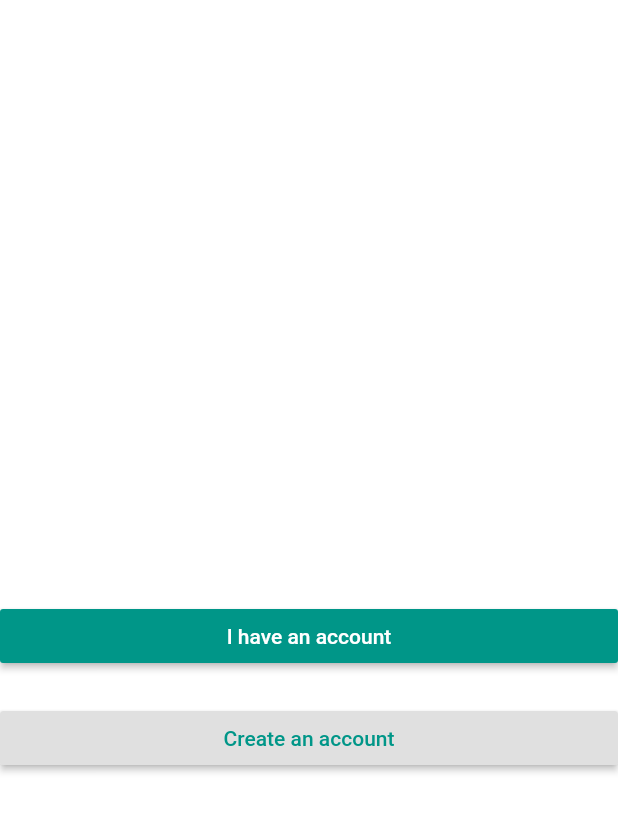
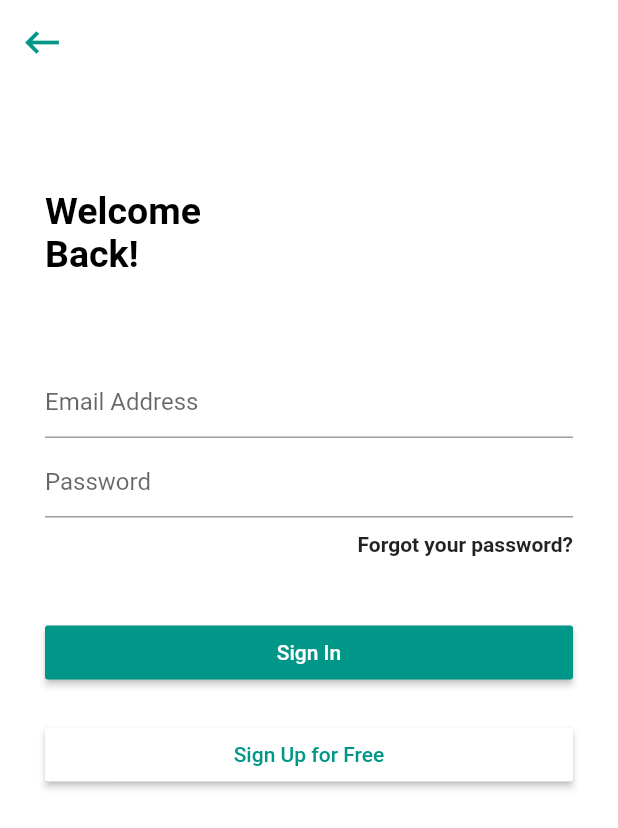
Before and after one commit to LifeofDan-EL/hookup, a Flutter app: the screen it shows after launch, after a tap on "I have an account", on a phone screen of 412 x 824 dp. Shown: the top 828 px of the screen. Run offline on Flutter 3.47's test engine with Material 2 defaults, Android fonts, the phone set to English and light mode, and no system bars.

Commit message:
Working on Login and Sign up Screens

```diff
--- /dev/null
+++ b/lib/home_page.dart
@@ -0,0 +1,62 @@
+import 'package:flutter/material.dart';
+import 'package:hookup/login_user_page.dart';
+import 'package:hookup/register_user_page.dart';
+
+class HomePage extends StatefulWidget{
+  @override
+    _HomePageState createState() => new  _HomePageState();
+}
+
+class _HomePageState extends State<HomePage> {
+  @override
+  Widget build(BuildContext context) {
+    return MaterialApp(
+      title: 'Flutter Weather App',
+      theme: ThemeData(
+        primaryColor: Color(0xFFAAAAAA),
+      ),
+      home: Scaffold(
+        backgroundColor: Colors.white,
+
+        // Body
+        body: ListView(
+          children: <Widget>[
+            Padding(
+              padding: const EdgeInsets.only(top: 400),
+              child: RaisedButton(
+                onPressed: () {
+                  Navigator.push(context, MaterialPageRoute(builder: (context) => LoginUser()),
+                  );
+                },
+                child: Text(
+                  'I have an account',
+                  style: TextStyle(
+                    color: Colors.white,
+                  ),
+                ),
+                color: Colors.teal,
+              ),
+            ),
+            Padding(
+              padding: const EdgeInsets.only(top: 20),
+              child: RaisedButton(
+                onPressed: () {
+                  Navigator.push(context, MaterialPageRoute(builder: (context) => RegisterUser()),
+                  );
+                },
+                child: Text(
+                  'Create an account',
+                  style: TextStyle(
+                    color: Colors.teal,
+                  ),
+                ),
+                color: Colors.white,
+                highlightColor: Colors.teal,
+              ),
+            )
+          ],
+        ),
+      ),
+    );
+  }
+}
--- /dev/null
+++ b/lib/login_user_page.dart
@@ -0,0 +1,102 @@
+import 'package:hookup/register_user_page.dart';
+import 'package:flutter/material.dart';
+
+class LoginUser extends StatelessWidget {
+  @override
+  Widget build(BuildContext context) {
+    return MaterialApp(
+      home: Scaffold(
+        backgroundColor: Colors.white,
+        appBar: AppBar(
+          leading: Icon(
+            Icons.keyboard_backspace,
+            color: Colors.teal,
+            size: 30,
+          ),
+          backgroundColor: Colors.white,
+          elevation: 0,
+        ),
+        body: Padding(
+          padding: const EdgeInsets.only(left: 30, right: 30),
+          child: ListView(
+            children: <Widget>[
+              Padding(
+                padding: const EdgeInsets.only(top: 70),
+                child: Text('Welcome',
+                    style: TextStyle(
+                      color: Colors.black,
+                      fontSize: 25,
+                      fontWeight: FontWeight.w700,
+                    )),
+              ),
+              Padding(
+                padding: const EdgeInsets.only(),
+                child: Text('Back!',
+                    style: TextStyle(
+                      color: Colors.black,
+                      fontSize: 25,
+                      fontWeight: FontWeight.w700,
+                    )),
+              ),
+              Padding(
+                padding: const EdgeInsets.only(top: 60),
+                child: TextField(
+                  decoration: InputDecoration(hintText: 'Email Address'),
+                ),
+              ),
+              Padding(
+                padding: const EdgeInsets.only(top: 5),
+                child: TextField(
+                  decoration: InputDecoration(hintText: 'Password'),
+                ),
+              ),
+              Padding(
+                padding: const EdgeInsets.only(top: 10),
+                child: Text(
+                  'Forgot your password?',
+                  textAlign: TextAlign.right,
+                  style: TextStyle(
+                    fontWeight: FontWeight.w600,
+                  ),
+                ),
+              ),
+              Padding(
+                padding: const EdgeInsets.only(top: 40),
+                child: RaisedButton(
+                  onPressed: () {},
+                  child: Text(
+                    'Sign In',
+                    style: TextStyle(
+                      color: Colors.white,
+                    ),
+                  ),
+                  color: Colors.teal,
+                  highlightColor: Colors.teal,
+                ),
+              ),
+              Padding(
+                padding: const EdgeInsets.only(top: 20),
+                child: RaisedButton(
+                  onPressed: () {
+                    Navigator.push(
+                      context,
+                      MaterialPageRoute(builder: (context) => RegisterUser()),
+                    );
+                  },
+                  child: Text(
+                    'Sign Up for Free',
+                    style: TextStyle(
+                      color: Colors.teal,
+                    ),
+                  ),
+                  color: Colors.white,
+                  highlightColor: Colors.teal,
+                ),
+              ),
+            ],
+          ),
+        ),
+      ),
+    );
+  }
+}
--- a/lib/main.dart
+++ b/lib/main.dart
@@ -1,63 +1,19 @@
 
 import 'package:flutter/cupertino.dart';
 import 'package:flutter/material.dart';
+import 'home_page.dart';
 import 'package:flutter/rendering.dart';
+import 'package:hookup/login_user_page.dart';
 
-void main() => runApp(MyApp());
+void main() => runApp(new MyApp());
 
-class MyApp extends StatefulWidget {
-  // This widget is the root of your application.
-  @override
-  _MyAppState createState() => _MyAppState();
-}
+class MyApp extends StatelessWidget {
 
-class _MyAppState extends State<MyApp> {
   @override
   Widget build(BuildContext context) {
-    return MaterialApp(
-      title: 'Flutter Weather App',
-      theme: ThemeData(
-        primaryColor: Color(0xFFAAAAAA),
-      ),
-      home: Scaffold(
-        backgroundColor: Colors.white,
-
-        // Body
-        body: ListView(
-
-          children: <Widget>[
-            Padding(
-              padding: const EdgeInsets.only(top: 400),
-              child: RaisedButton(
-                onPressed: () {
-
-                },
-                child: Text(
-                  'I have an account',
-                  style: TextStyle(
-                    color: Colors.white,
-                  ),
-                ),
-
-                color: Colors.teal,
-              ),
-            ),
-            Padding(
-              padding: const EdgeInsets.only(top: 20),
-              child: RaisedButton(
-                onPressed: () {
-                },
-                child: Text(
-                  'Create an account',
-                  style: TextStyle(
-                    color: Colors.teal,
-                  ),
-                ),
-              ),
-            )
-          ],
-        ),
-      ),
-    );
+  return new MaterialApp(
+//    theme: new ThemeData(primarySwatch: Colors.white),
+      home: HomePage(),
+);
   }
 }
```
Also changed, not shown: lib/login.dart (deleted, +0 -8 lines), lib/register_user_page.dart (added, +57 -0 lines).
